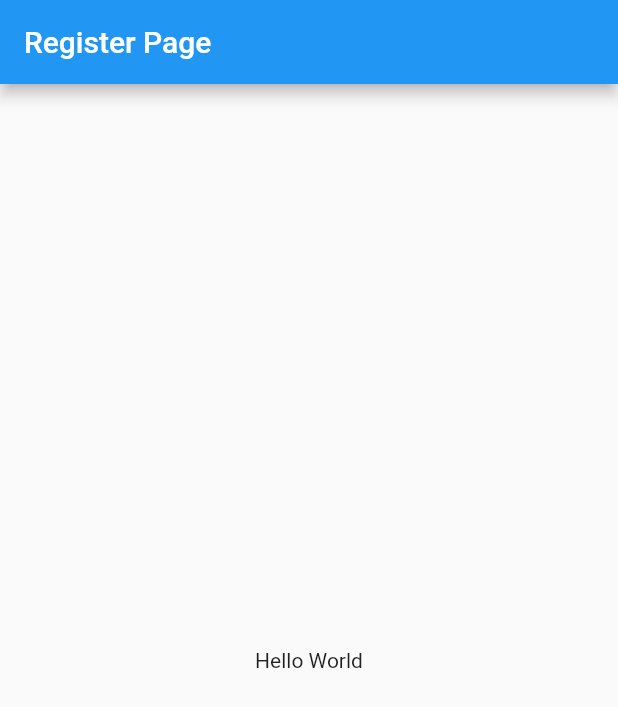
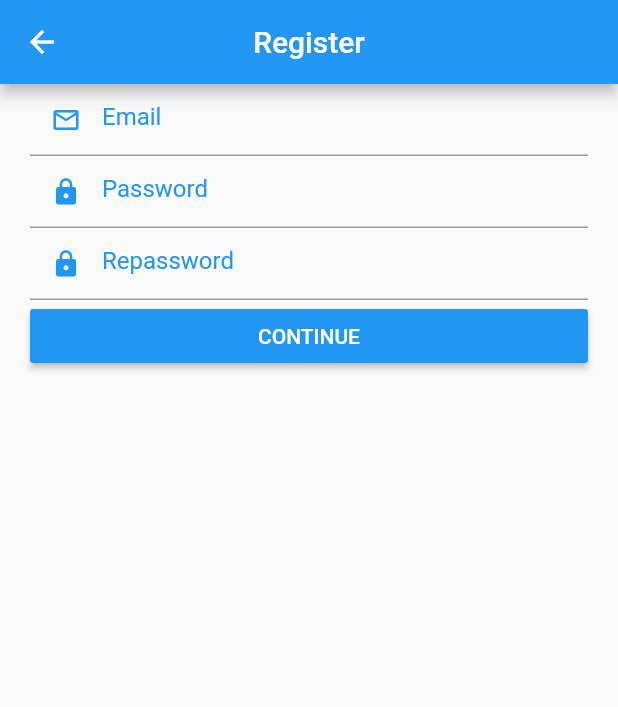
Before and after one commit to 60070106/flutter_assignment, a Flutter app: the screen it shows after launch, after a tap on "Register New Account", on a phone screen of 412 x 824 dp. Shown: the top 707 px of the screen. Run offline on Flutter 3.47's test engine with Material 2 defaults, Android fonts, the phone set to English and light mode, and no system bars.

Commit message:
update register form

```diff
--- a/assignment/lib/ui/register.dart
+++ b/assignment/lib/ui/register.dart
@@ -1,20 +1,101 @@
 import 'package:flutter/material.dart';
+import 'login.dart';
 
-void main() => runApp(RegistPage());
+class RegistPage extends StatefulWidget{
+  @override
+  State<StatefulWidget> createState() {
+    return RegistPageState();
+  }
 
-class RegistPage extends StatelessWidget {
+}
+
+class RegistPageState extends State<StatefulWidget>{
+  final email = TextEditingController();
+  final password = TextEditingController();
+  final repassword = TextEditingController();
+  final _scaffoldKey = GlobalKey<ScaffoldState>();
+
   @override
   Widget build(BuildContext context) {
-    return MaterialApp(
-      title: 'Welcome to Flutter',
-      home: Scaffold(
-        appBar: AppBar(
-          title: Text('Register Page'),
+    return Scaffold(
+      key: _scaffoldKey,
+      appBar: AppBar(
+        centerTitle: true,
+        title: Text('Register'),
         ),
-        body: Center(
-          child: Text('Hello World'),
+        body: Padding(
+          padding: const EdgeInsets.symmetric(horizontal: 20),
+          child: Center(
+            child: ListView(
+              children: <Widget>[
+
+                //ช่องกรอก email
+                TextFormField(
+                  controller: email,
+                  decoration: InputDecoration(
+                    hintText: 'Email', prefixIcon: Icon(Icons.mail_outline, size: 20,color: Colors.blue,),
+                    hintStyle: TextStyle(
+                      color: Colors.blue
+                    )
+                  ),
+                ),
+
+                //ช่องกรอก password
+                TextFormField(
+                  controller: password,
+                  obscureText: true,
+                  decoration: InputDecoration(
+                    hintText: 'Password', prefixIcon: Icon(Icons.lock, size: 20,color: Colors.blue,),
+                    hintStyle: TextStyle(
+                      color: Colors.blue
+                    )
+                  ),
+                ),
+
+                //ช่องกรอก repassword
+                TextFormField(
+                  controller: repassword,
+                  obscureText: true,
+                  decoration: InputDecoration(
+                    hintText: 'Repassword', prefixIcon: Icon(Icons.lock, size: 20,color: Colors.blue,),
+                    hintStyle: TextStyle(
+                      color: Colors.blue
+                    )
+                  ),
+                ),
+
+                //ปุ่มยืนยันการสมัคร
+                RaisedButton(
+                  child: Text('CONTINUE'),
+                  //กำหนดสีให้ปุ่ม
+                  color: Colors.blue,
+                  //กำหนดสีให้ตัวอักษร
+                  textColor: Colors.white,
+                  onPressed: (){
+                    //ไม่ได้กรอกข้อมูล
+                    if(email.text.isEmpty || password.text.isEmpty || repassword.text.isEmpty){
+                      final snackBar = SnackBar(
+                          content: Text('กรุณาระบุข้อมูลให้ครบถ้วน'),
+                        );
+                        _scaffoldKey.currentState.showSnackBar(snackBar);
+
+                    //ตรวจสอบว่าใช่ admin หรือไม่
+                    }else if(email.text == 'admin'){
+                      final snackBar = SnackBar(
+                          content: Text('user นี้มีอยู่ในระบบแล้ว'),
+                        );
+                        _scaffoldKey.currentState.showSnackBar(snackBar);
+                    }else{
+                      //พากลับไปหน้า login
+                      Navigator.push(context, MaterialPageRoute(builder: (context)=>LoginForm()));
+                    }
+                  },
+                )
+              ],
+            ),
+          ),
         ),
-      ),
     );
   }
+
 }
```
